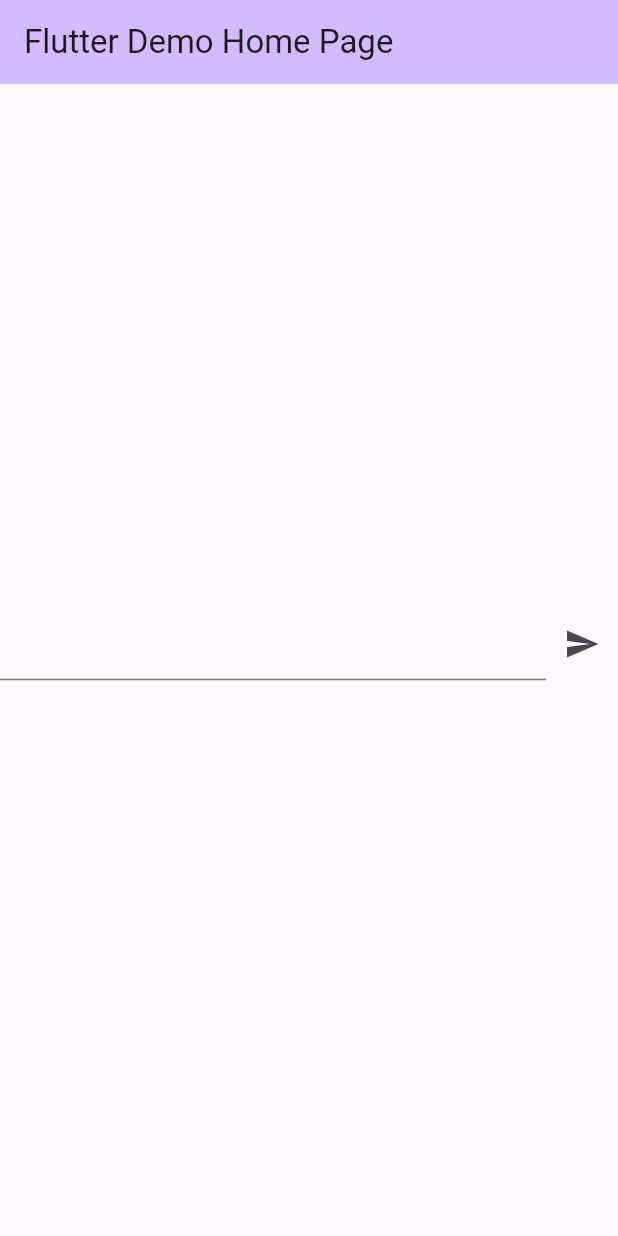
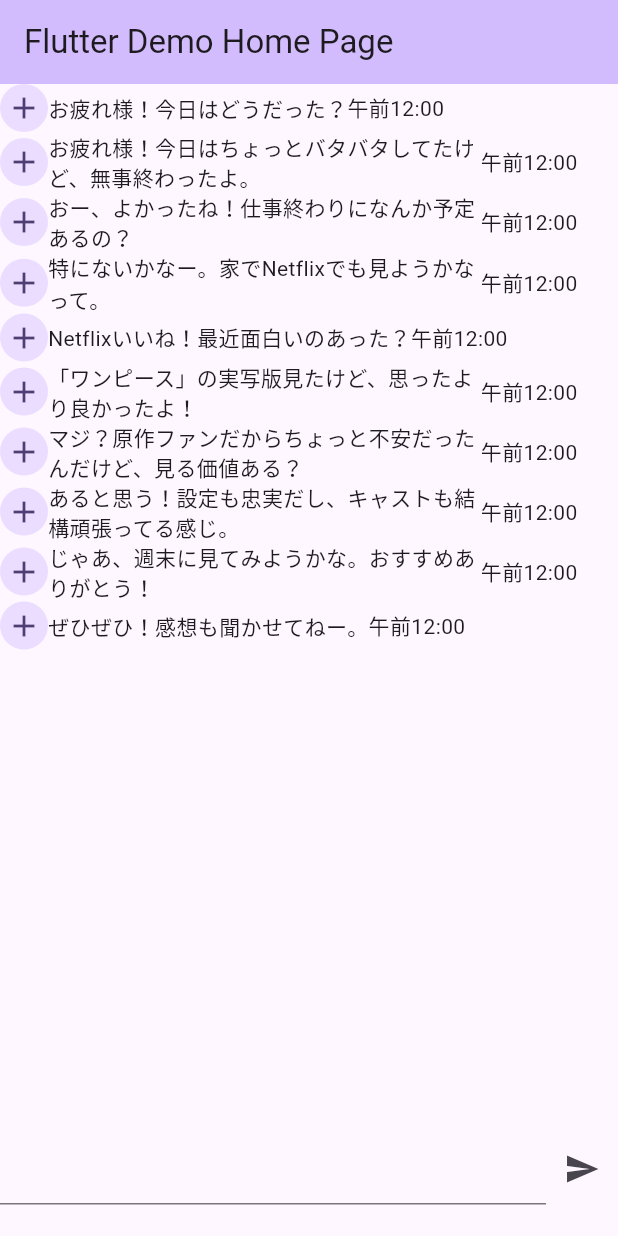
Before and after one commit to mrstnj/chat_app, a Flutter app: the screen it shows after launch, after a tap on the "send" icon, on a phone screen of 412 x 824 dp. Run offline on Flutter 3.47's test engine with Material 3 defaults, Android fonts, the phone set to English and light mode, and no system bars; missing offline and left inert: chat_gpt_sdk.

Commit message:
add: デザイン調整

```diff
--- a/lib/main.dart
+++ b/lib/main.dart
@@ -3,11 +3,22 @@ import 'package:flutter/material.dart';
 import 'api_key.dart';
 
 void main() {
-  runApp(const MyApp());
+  runApp(MyApp());
+}
+
+class Message {
+  const Message(
+    this.message,
+    this.sendTime, {
+    required this.fromChatGpt,
+  });
+  final String message;
+  final bool fromChatGpt;
+  final DateTime sendTime;
 }
 
 class MyApp extends StatelessWidget {
-  const MyApp({super.key});
+  MyApp({super.key});
 
   @override
   Widget build(BuildContext context) {
@@ -40,8 +51,37 @@ class _MyHomePageState extends State<MyHomePage> {
   final _textEditingController = TextEditingController();
   var _answer = '';
 
+  final _messages = <Message>[
+    Message("お疲れ様！今日はどうだった？", DateTime(2024, 10, 23, 0, 0), fromChatGpt: false),
+    Message("お疲れ様！今日はちょっとバタバタしてたけど、無事終わったよ。", DateTime(2024, 10, 23, 1, 0),
+        fromChatGpt: true),
+    Message("おー、よかったね！仕事終わりになんか予定あるの？", DateTime(2024, 10, 23, 2, 0),
+        fromChatGpt: false),
+    Message("特にないかなー。家でNetflixでも見ようかなって。", DateTime(2024, 10, 23, 3, 0),
+        fromChatGpt: true),
+    Message("Netflixいいね！最近面白いのあった？", DateTime(2024, 10, 23, 4, 0),
+        fromChatGpt: false),
+    Message("「ワンピース」の実写版見たけど、思ったより良かったよ！", DateTime(2024, 10, 23, 5, 0),
+        fromChatGpt: true),
+    Message("マジ？原作ファンだからちょっと不安だったんだけど、見る価値ある？", DateTime(2024, 10, 23, 6, 0),
+        fromChatGpt: false),
+    Message("あると思う！設定も忠実だし、キャストも結構頑張ってる感じ。", DateTime(2024, 10, 23, 7, 0),
+        fromChatGpt: true),
+    Message("じゃあ、週末に見てみようかな。おすすめありがとう！", DateTime(2024, 10, 23, 8, 0),
+        fromChatGpt: false),
+    Message("ぜひぜひ！感想も聞かせてねー。", DateTime(2024, 10, 23, 9, 0),
+        fromChatGpt: true),
+  ];
+
+  // static Color colorBackground = Color.fromARGB(0xFF, 0x90, 0xac, 0xd7);
+  // static Color colorMyMessage = Color.fromARGB(0xFF, 0x8a, 0xe1, 0x7e);
+  // static Color colorOthersMessage = Color.fromARGB(0xFF, 0xff, 0xff, 0xff);
+  // static Color colorTime = Color.fromARGB(0xFF, 0x72, 0x88, 0xa8);
+
   @override
   Widget build(BuildContext context) {
+    final deviceWidth = MediaQuery.of(context).size.width;
+
     return Scaffold(
       appBar: AppBar(
         backgroundColor: Theme.of(context).colorScheme.inversePrimary,
@@ -51,15 +91,34 @@ class _MyHomePageState extends State<MyHomePage> {
         child: Column(
           mainAxisAlignment: MainAxisAlignment.center,
           children: <Widget>[
-            Row(
-              children: [
-                Expanded(child: TextField(controller: _textEditingController )),
-                IconButton(onPressed: () async {
-                  final answer = await _sendMessage(_textEditingController.text);
-                  setState(() {
-                    _answer = answer;
-                  });
-                }, icon: Icon(Icons.send)),
+            Expanded(
+              child: ListView.builder(
+                itemCount: _messages.length,
+                itemBuilder: (context, index) {
+                  return Row(
+                    children: [
+                      CircleAvatar(radius: 16, child: Icon(Icons.add)),
+                      ConstrainedBox(
+                        constraints:
+                          BoxConstraints(maxWidth: deviceWidth * 0.7),
+                        child: Text(_messages[index].message)
+                      ),
+                      Text('午前12:00')
+                    ],
+                  );
+                })
+              ),
+            Row(children: [
+              Expanded(child: TextField(controller: _textEditingController)),
+              IconButton(
+                  onPressed: () async {
+                    final answer =
+                        await _sendMessage(_textEditingController.text);
+                    setState(() {
+                      _answer = answer;
+                    });
+                  },
+                  icon: Icon(Icons.send)),
             ]),
             Text(_answer),
           ],
@@ -69,7 +128,8 @@ class _MyHomePageState extends State<MyHomePage> {
   }
 
   Future<String> _sendMessage(String message) async {
-    final request = CompleteText(prompt: message, model: Gpt3TurboInstruct(), maxTokens: 200);
+    final request = CompleteText(
+        prompt: message, model: Gpt3TurboInstruct(), maxTokens: 200);
 
     final response = await openAI.onCompletion(request: request);
     return response!.choices.first.text;
```
